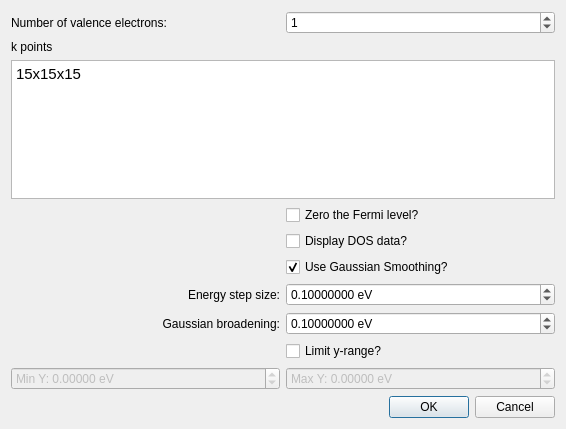
This is libavogadro/src/extensions/yaehmop/yaehmoptotaldosdialog.ui in cryos/avogadro as Qt 5 draws it before an edit. The edited form follows.
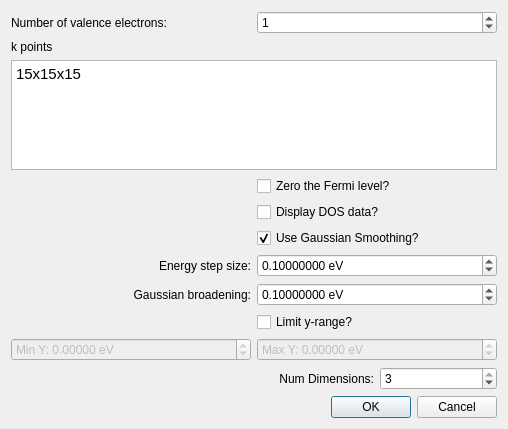
This is the edited form.

Diff of the .ui file:
```diff
--- a/libavogadro/src/extensions/yaehmop/yaehmoptotaldosdialog.ui
+++ b/libavogadro/src/extensions/yaehmop/yaehmoptotaldosdialog.ui
@@ -6,67 +6,76 @@
    <rect>
     <x>0</x>
     <y>0</y>
-    <width>566</width>
+    <width>508</width>
     <height>429</height>
    </rect>
   </property>
   <property name="windowTitle">
    <string>Yaehmop Total DOS</string>
   </property>
-  <layout class="QGridLayout" name="gridLayout">
-   <item row="0" column="0">
-    <widget class="QLabel" name="label">
-     <property name="layoutDirection">
-      <enum>Qt::LeftToRight</enum>
-     </property>
-     <property name="text">
-      <string>Number of valence electrons:</string>
-     </property>
-     <property name="alignment">
-      <set>Qt::AlignLeading|Qt::AlignLeft|Qt::AlignVCenter</set>
-     </property>
-    </widget>
-   </item>
-   <item row="3" column="0">
-    <widget class="QLabel" name="label_2">
-     <property name="text">
-      <string>k points</string>
-     </property>
-    </widget>
-   </item>
-   <item row="10" column="0">
-    <widget class="QLabel" name="label_3">
-     <property name="text">
-      <string>Energy step size:</string>
-     </property>
-     <property name="alignment">
-      <set>Qt::AlignRight|Qt::AlignTrailing|Qt::AlignVCenter</set>
-     </property>
-    </widget>
-   </item>
-   <item row="0" column="1">
-    <widget class="QSpinBox" name="spin_numValElectrons">
+  <layout class="QGridLayout" name="gridLayout" columnstretch="0,0,0,0">
+   <property name="sizeConstraint">
+    <enum>QLayout::SetDefaultConstraint</enum>
+   </property>
+   <item row="6" column="2" colspan="2">
+    <widget class="QCheckBox" name="cb_zeroFermi">
      <property name="toolTip">
       <string>&lt;html&gt;&lt;head/&gt;&lt;body&gt;&lt;p&gt;Enter the number of k-points that will be connecting the special k-points. More of these k-points will smooth out the graph, but the calculation may take longer.&lt;/p&gt;&lt;/body&gt;&lt;/html&gt;</string>
      </property>
-     <property name="alignment">
-      <set>Qt::AlignLeading|Qt::AlignLeft|Qt::AlignVCenter</set>
+     <property name="text">
+      <string>Zero the Fermi level?</string>
+     </property>
+    </widget>
+   </item>
+   <item row="15" column="2" colspan="2">
+    <widget class="QDoubleSpinBox" name="spin_maxY">
+     <property name="enabled">
+      <bool>false</bool>
+     </property>
+     <property name="prefix">
+      <string>Max Y: </string>
      </property>
      <property name="suffix">
-      <string/>
+      <string> eV</string>
+     </property>
+     <property name="decimals">
+      <number>5</number>
      </property>
      <property name="minimum">
-      <number>0</number>
+      <double>-10000.000000000000000</double>
      </property>
      <property name="maximum">
-      <number>999999</number>
+      <double>10000.000000000000000</double>
      </property>
-     <property name="value">
+    </widget>
+   </item>
+   <item row="18" column="1" colspan="3">
+    <widget class="QDialogButtonBox" name="buttonBox">
+     <property name="orientation">
+      <enum>Qt::Horizontal</enum>
+     </property>
+     <property name="standardButtons">
+      <set>QDialogButtonBox::Cancel|QDialogButtonBox::Ok</set>
+     </property>
+    </widget>
+   </item>
+   <item row="16" column="3">
+    <widget class="QSpinBox" name="spin_numDim">
+     <property name="toolTip">
+      <string>&lt;html&gt;&lt;head/&gt;&lt;body&gt;&lt;p&gt;The number of periodic dimensions.&lt;/p&gt;&lt;p&gt;&lt;br/&gt;&lt;/p&gt;&lt;p&gt;If this is set to 1, the material will be periodic only along the A vector of the crystal.&lt;/p&gt;&lt;p&gt;&lt;br/&gt;&lt;/p&gt;&lt;p&gt;If this is set to 2, the material will be periodic along both the A and B vectors of the crystal.&lt;/p&gt;&lt;p&gt;&lt;br/&gt;&lt;/p&gt;&lt;p&gt;If this is set to 3, the material will be periodic along the A, B, and C vectors of the crystal.&lt;/p&gt;&lt;p&gt;&lt;br/&gt;&lt;/p&gt;&lt;/body&gt;&lt;/html&gt;</string>
+     </property>
+     <property name="minimum">
       <number>1</number>
      </property>
+     <property name="maximum">
+      <number>3</number>
+     </property>
+     <property name="value">
+      <number>3</number>
+     </property>
     </widget>
    </item>
-   <item row="5" column="0" colspan="2">
+   <item row="5" column="0" colspan="4">
     <widget class="QTextEdit" name="edit_kpoints">
      <property name="toolTip">
       <string>&lt;html&gt;&lt;head/&gt;&lt;body&gt;&lt;p&gt;Enter the k-points for the calculation in a grid format as follows:&lt;/p&gt;&lt;p&gt;&amp;lt;l&amp;gt;x&amp;lt;m&amp;gt;x&amp;lt;n&amp;gt;&lt;/p&gt;&lt;p&gt;where l, m, and n are integers. For example, 5x5x5 would be a grid with 5 elements in every direction. You may also enter k-points in the following format:&lt;/p&gt;&lt;p&gt;&amp;lt;x&amp;gt; &amp;lt;y&amp;gt; &amp;lt;z&amp;gt; &amp;lt;weight&amp;gt;&lt;/p&gt;&lt;p&gt;where x, y, and z are the three dimensional coordinates of the k-point in reciprocal space, and the weight is the weight of the k-point. &lt;/p&gt;&lt;p&gt;More k-points will result in a more accurate calculation. However, your computer may shut down the process if it uses up too much memory.&lt;/p&gt;&lt;p&gt;Please note that the orientation of your cell may have an effect on the locations of these reciprocal space points.&lt;/p&gt;&lt;p&gt;Default: 15x15x15&lt;/p&gt;&lt;/body&gt;&lt;/html&gt;</string>
@@ -80,17 +89,33 @@
      </property>
     </widget>
    </item>
-   <item row="11" column="0">
-    <widget class="QLabel" name="label_4">
+   <item row="0" column="0" colspan="2">
+    <widget class="QLabel" name="label">
+     <property name="layoutDirection">
+      <enum>Qt::LeftToRight</enum>
+     </property>
      <property name="text">
-      <string>Gaussian broadening:</string>
+      <string>Number of valence electrons:</string>
+     </property>
+     <property name="alignment">
+      <set>Qt::AlignLeading|Qt::AlignLeft|Qt::AlignVCenter</set>
+     </property>
+    </widget>
+   </item>
+   <item row="16" column="2">
+    <widget class="QLabel" name="label_6">
+     <property name="toolTip">
+      <string>&lt;html&gt;&lt;head/&gt;&lt;body&gt;&lt;p&gt;The number of periodic dimensions.&lt;/p&gt;&lt;p&gt;&lt;br/&gt;&lt;/p&gt;&lt;p&gt;If this is set to 1, the material will be periodic only along the A vector of the crystal.&lt;/p&gt;&lt;p&gt;&lt;br/&gt;&lt;/p&gt;&lt;p&gt;If this is set to 2, the material will be periodic along both the A and B vectors of the crystal.&lt;/p&gt;&lt;p&gt;&lt;br/&gt;&lt;/p&gt;&lt;p&gt;If this is set to 3, the material will be periodic along the A, B, and C vectors of the crystal.&lt;/p&gt;&lt;p&gt;&lt;br/&gt;&lt;/p&gt;&lt;/body&gt;&lt;/html&gt;</string>
+     </property>
+     <property name="text">
+      <string>Num Dimensions:</string>
      </property>
      <property name="alignment">
       <set>Qt::AlignRight|Qt::AlignTrailing|Qt::AlignVCenter</set>
      </property>
     </widget>
    </item>
-   <item row="8" column="1">
+   <item row="8" column="2" colspan="2">
     <widget class="QCheckBox" name="cb_useSmoothing">
      <property name="toolTip">
       <string>&lt;html&gt;&lt;head/&gt;&lt;body&gt;&lt;p&gt;Whether or not to use Gaussian smoothing to smooth the data.&lt;/p&gt;&lt;p&gt;&lt;br/&gt;&lt;/p&gt;&lt;p&gt;Smoothing is typically performed for density of states data.&lt;/p&gt;&lt;p&gt;Default: on&lt;/p&gt;&lt;/body&gt;&lt;/html&gt;</string>
@@ -103,7 +128,7 @@
      </property>
     </widget>
    </item>
-   <item row="10" column="1">
+   <item row="10" column="2" colspan="2">
     <widget class="QDoubleSpinBox" name="spin_energyStep">
      <property name="toolTip">
       <string>&lt;html&gt;&lt;head/&gt;&lt;body&gt;&lt;p&gt;The energy step size for Gaussian smoothing. &lt;/p&gt;&lt;p&gt;Default: 0.1&lt;/p&gt;&lt;/body&gt;&lt;/html&gt;</string>
@@ -134,64 +159,17 @@
      </property>
     </widget>
    </item>
-   <item row="11" column="1">
-    <widget class="QDoubleSpinBox" name="spin_broadening">
+   <item row="12" column="2" colspan="2">
+    <widget class="QCheckBox" name="cb_limitY">
      <property name="toolTip">
       <string>&lt;html&gt;&lt;head/&gt;&lt;body&gt;&lt;p&gt;Gaussian broadening for Gaussian smoothing. The Gaussian broadening is the standard deviation.&lt;/p&gt;&lt;p&gt;Default: 0.1&lt;/p&gt;&lt;/body&gt;&lt;/html&gt;</string>
      </property>
-     <property name="alignment">
-      <set>Qt::AlignLeading|Qt::AlignLeft|Qt::AlignVCenter</set>
+     <property name="text">
+      <string>Limit y-range?</string>
      </property>
-     <property name="suffix">
-      <string> eV</string>
-     </property>
-     <property name="decimals">
-      <number>8</number>
-     </property>
-     <property name="maximum">
-      <double>100000.000000000000000</double>
-     </property>
-     <property name="singleStep">
-      <double>0.100000000000000</double>
-     </property>
-     <property name="value">
-      <double>0.100000000000000</double>
-     </property>
     </widget>
    </item>
-   <item row="16" column="0" colspan="2">
-    <widget class="QDialogButtonBox" name="buttonBox">
-     <property name="orientation">
-      <enum>Qt::Horizontal</enum>
-     </property>
-     <property name="standardButtons">
-      <set>QDialogButtonBox::Cancel|QDialogButtonBox::Ok</set>
-     </property>
-    </widget>
-   </item>
-   <item row="15" column="1">
-    <widget class="QDoubleSpinBox" name="spin_maxY">
-     <property name="enabled">
-      <bool>false</bool>
-     </property>
-     <property name="prefix">
-      <string>Max Y: </string>
-     </property>
-     <property name="suffix">
-      <string> eV</string>
-     </property>
-     <property name="decimals">
-      <number>5</number>
-     </property>
-     <property name="minimum">
-      <double>-10000.000000000000000</double>
-     </property>
-     <property name="maximum">
-      <double>10000.000000000000000</double>
-     </property>
-    </widget>
-   </item>
-   <item row="7" column="1">
+   <item row="7" column="2" colspan="2">
     <widget class="QCheckBox" name="cb_displayData">
      <property name="toolTip">
       <string>&lt;html&gt;&lt;head/&gt;&lt;body&gt;&lt;p&gt;Whether or not to display the density of states data in a&lt;/p&gt;&lt;p&gt;pop-up box after the calculation finishes.&lt;/p&gt;&lt;p&gt;&lt;br/&gt;&lt;/p&gt;&lt;p&gt;Data may be copied and pasted into a separate file.&lt;/p&gt;&lt;p&gt;Default: off&lt;/p&gt;&lt;/body&gt;&lt;/html&gt;</string>
@@ -201,7 +179,17 @@
      </property>
     </widget>
    </item>
-   <item row="15" column="0">
+   <item row="11" column="0" colspan="2">
+    <widget class="QLabel" name="label_4">
+     <property name="text">
+      <string>Gaussian broadening:</string>
+     </property>
+     <property name="alignment">
+      <set>Qt::AlignRight|Qt::AlignTrailing|Qt::AlignVCenter</set>
+     </property>
+    </widget>
+   </item>
+   <item row="15" column="0" colspan="2">
     <widget class="QDoubleSpinBox" name="spin_minY">
      <property name="enabled">
       <bool>false</bool>
@@ -223,23 +211,67 @@
      </property>
     </widget>
    </item>
-   <item row="6" column="1">
-    <widget class="QCheckBox" name="cb_zeroFermi">
-     <property name="toolTip">
-      <string>&lt;html&gt;&lt;head/&gt;&lt;body&gt;&lt;p&gt;Subtracts the Fermi energy from all other energies so that the Fermi energy is set to be zero.&lt;/p&gt;&lt;p&gt;Default: off&lt;/p&gt;&lt;/body&gt;&lt;/html&gt;</string>
+   <item row="10" column="0" colspan="2">
+    <widget class="QLabel" name="label_3">
+     <property name="text">
+      <string>Energy step size:</string>
      </property>
+     <property name="alignment">
+      <set>Qt::AlignRight|Qt::AlignTrailing|Qt::AlignVCenter</set>
+     </property>
+    </widget>
+   </item>
+   <item row="3" column="0" colspan="2">
+    <widget class="QLabel" name="label_2">
      <property name="text">
-      <string>Zero the Fermi level?</string>
+      <string>k points</string>
      </property>
     </widget>
    </item>
-   <item row="12" column="1">
-    <widget class="QCheckBox" name="cb_limitY">
+   <item row="11" column="2" colspan="2">
+    <widget class="QDoubleSpinBox" name="spin_broadening">
      <property name="toolTip">
       <string>&lt;html&gt;&lt;head/&gt;&lt;body&gt;&lt;p&gt;Limit the y-range?&lt;/p&gt;&lt;p&gt;&lt;br/&gt;&lt;/p&gt;&lt;p&gt;Default: off&lt;/p&gt;&lt;/body&gt;&lt;/html&gt;</string>
      </property>
-     <property name="text">
-      <string>Limit y-range?</string>
+     <property name="alignment">
+      <set>Qt::AlignLeading|Qt::AlignLeft|Qt::AlignVCenter</set>
+     </property>
+     <property name="suffix">
+      <string> eV</string>
+     </property>
+     <property name="decimals">
+      <number>8</number>
+     </property>
+     <property name="maximum">
+      <double>100000.000000000000000</double>
+     </property>
+     <property name="singleStep">
+      <double>0.100000000000000</double>
+     </property>
+     <property name="value">
+      <double>0.100000000000000</double>
+     </property>
+    </widget>
+   </item>
+   <item row="0" column="2" colspan="2">
+    <widget class="QSpinBox" name="spin_numValElectrons">
+     <property name="toolTip">
+      <string>&lt;html&gt;&lt;head/&gt;&lt;body&gt;&lt;p&gt;Enter the number of k-points that will be connecting the special k-points. More of these k-points will smooth out the graph, but the calculation may take longer.&lt;/p&gt;&lt;/body&gt;&lt;/html&gt;</string>
+     </property>
+     <property name="alignment">
+      <set>Qt::AlignLeading|Qt::AlignLeft|Qt::AlignVCenter</set>
+     </property>
+     <property name="suffix">
+      <string/>
+     </property>
+     <property name="minimum">
+      <number>0</number>
+     </property>
+     <property name="maximum">
+      <number>999999</number>
+     </property>
+     <property name="value">
+      <number>1</number>
      </property>
     </widget>
    </item>
```
Left out of the diff: 6 changed lines with no effect on the pictures.
